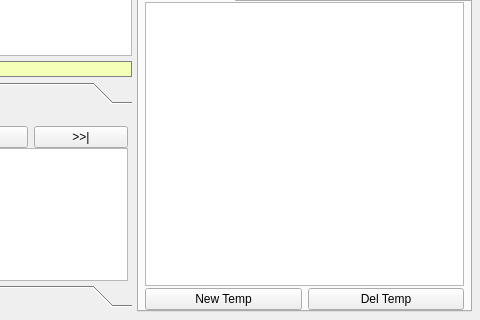
Above: qt_gui/mainwindow.ui from ZDL-Git/ActionLabeller before the change; both pictures show x 542 to 1022 and y 566 to 886 of the 1022 by 886 pixel window. Below: the same form after it.
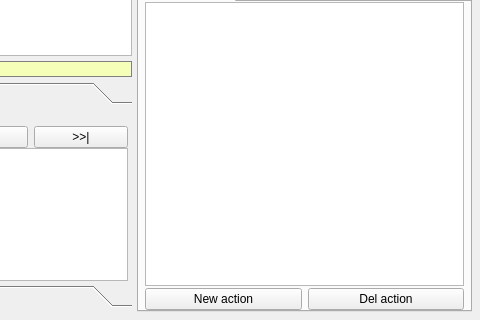
That is the form after the change. Custom widgets are drawn as their Qt base class.

```diff
--- a/qt_gui/mainwindow.ui
+++ b/qt_gui/mainwindow.ui
@@ -883,14 +883,14 @@
               <item>
                <widget class="QPushButton" name="btn_new_action">
                 <property name="text">
-                 <string>New Temp</string>
+                 <string>New action</string>
                 </property>
                </widget>
               </item>
               <item>
                <widget class="QPushButton" name="btn_del_action">
                 <property name="text">
-                 <string>Del Temp</string>
+                 <string>Del action</string>
                 </property>
                </widget>
               </item>
```
